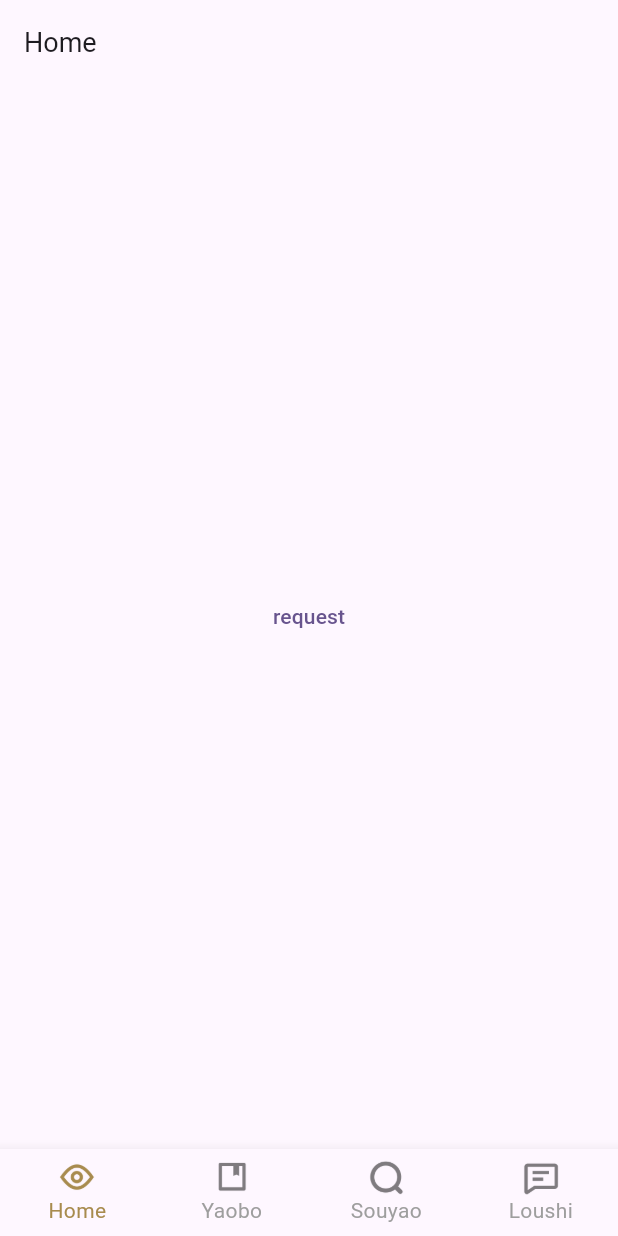
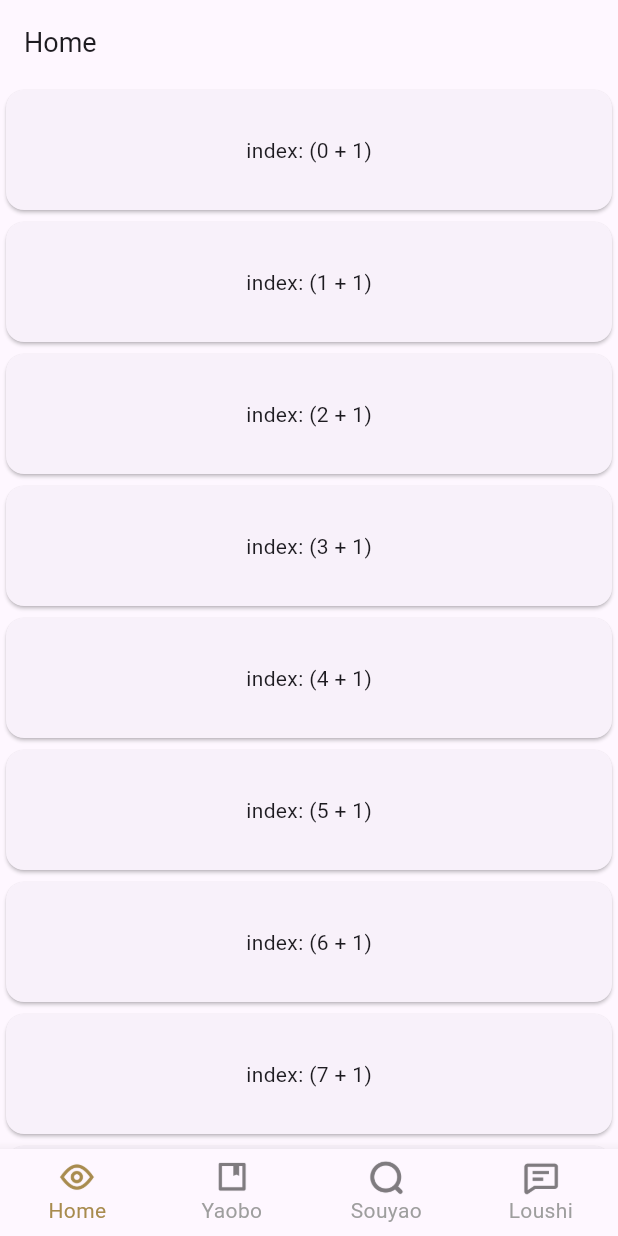
Before and after one commit to erduoniba/Yaoji, a Flutter app: the screen it shows after launch, on a phone screen of 412 x 824 dp. Run offline on Flutter 3.47's test engine with Material 2 defaults, Android fonts, the light colour scheme and no system bars; drawn by our look-alikes of easy_refresh; our stand-ins replace dio; generated files the repository leaves out were written again.

Commit message:
添加首页列表数据请求

```diff
--- a/lib/common/net/api.dart
+++ b/lib/common/net/api.dart
@@ -6,6 +6,11 @@ import 'package:flutter/material.dart';
 import 'package:yaoji/common/net/result_data.dart';
 import 'package:yaoji/common/net/response_interceptor.dart';
 import 'package:yaoji/common/net/net_code.dart';
+
+// 网络异常 The connection errored: Failed host lookup
+// 解决方案：
+// 1、尝试重启VSCode、删除App重新运行；
+// 2、手机重启网络
 
 final YJHttpManager httpManager = YJHttpManager();
 
@@ -44,6 +49,7 @@ class YJHttpManager {
           e.type == DioExceptionType.receiveTimeout) {
         errorResponse!.statusCode = Code.NETWORK_TIMEOUT;
       }
+      debugPrint("请求失败: ${e.message}");
       return ResultData(e.message, false, errorResponse?.statusCode);
     }
 
--- a/lib/pages/home/home.dart
+++ b/lib/pages/home/home.dart
@@ -4,7 +4,7 @@ import 'package:flutter_gen/gen_l10n/app_localizations.dart';
 import 'package:easy_refresh/easy_refresh.dart';
 import 'package:yaoji/common/widgets/list_header.dart';
 import 'package:yaoji/pages/home/models/home_model.dart';
-import 'package:yaoji/pages/home/requests/home_data.dart';
+import 'package:yaoji/pages/home/requests/home_request.dart';
 
 class YJHomePage extends StatefulWidget {
   const YJHomePage({super.key});
@@ -16,6 +16,9 @@ class YJHomePage extends StatefulWidget {
 class _YJHomePageState extends State<YJHomePage> {
   int _count = 10;
   late EasyRefreshController _controller;
+  late AdvModel _advModel;
+  late List<HistoryItem> _list = [];
+  late int _pageNum = 1;
 
   @override
   void initState() {
@@ -32,13 +35,32 @@ class _YJHomePageState extends State<YJHomePage> {
     super.dispose();
   }
 
-  request() {
+  _refreshData() {
+    _pageNum = 1;
     HomeData.getHomeAdvData().then((res) {
-      print((res as AdvModel).description());
+      if (res is AdvModel) {
+        _advModel = res;
+      }
+    });
+    HomeData.getHomeListData().then((res) {
+      if (res is HistoryModel) {
+        _list = res.list;
+        debugPrint(res.description());
+      }
     });
   }
 
-  Widget homeListView() {
+  _loadMoreData() {
+    _pageNum++;
+    HomeData.getHomeListData(page_num: _pageNum).then((res) {
+      if (res is HistoryModel) {
+        debugPrint(res.description());
+        _list.addAll(res.list);
+      }
+    });
+  }
+
+  Widget _homeListView() {
     return EasyRefresh(
       controller: _controller,
       header: YJListHeader.listHeader(),
@@ -54,17 +76,19 @@ class _YJHomePageState extends State<YJHomePage> {
         _controller.finishRefresh();
         _controller.resetFooter();
 
-        request();
+        _refreshData();
       },
       onLoad: () async {
         await Future.delayed(Duration(seconds: 1));
         if (!mounted) {
           return;
         }
+        _loadMoreData();
+
         setState(() {
           _count += 6;
         });
-        if (_count > 20) {
+        if (_list.length > 100) {
           _controller.finishLoad(IndicatorResult.noMore);
         } else {
           _controller.finishLoad(IndicatorResult.success);
@@ -85,18 +109,6 @@ class _YJHomePageState extends State<YJHomePage> {
     );
   }
 
-  Widget testView() {
-    return Container(
-      alignment: Alignment.center,
-      child: TextButton(
-        child: const Text('request'),
-        onPressed: () {
-          request();
-        },
-      ),
-    );
-  }
-
   @override
   Widget build(BuildContext context) {
     final local = AppLocalizations.of(context);
@@ -110,7 +122,19 @@ class _YJHomePageState extends State<YJHomePage> {
         ),
       ),
       // body: homeListView(),
-      body: testView(),
+      body: _homeListView(),
+    );
+  }
+
+  Widget testView() {
+    return Container(
+      alignment: Alignment.center,
+      child: TextButton(
+        child: const Text('request'),
+        onPressed: () {
+          _refreshData();
+        },
+      ),
     );
   }
 }
--- a/lib/pages/home/models/home_model.dart
+++ b/lib/pages/home/models/home_model.dart
@@ -6,6 +6,7 @@ import 'package:json_annotation/json_annotation.dart';
 // build_runner 自动生成的
 part 'home_model.g.dart';
 
+// 首页广告数据
 @JsonSerializable()
 class AdvItem {
   // API 返回带有 蛇形命名方式 的对象，并且你想要在你的模型里使用
@@ -37,8 +38,66 @@ class AdvModel {
   Map<String, dynamic> toJson() => _$AdvModelToJson(this);
 
   description() {
-    for (var item in this.list) {
+    for (var item in list) {
       debugPrint('title: ${item.title}');
     }
   }
 }
+
+// 首页列表数据
+@JsonSerializable()
+class HistoryItem {
+  // API 返回带有 蛇形命名方式 的对象，并且你想要在你的模型里使用
+  // 小驼峰 的命名方式，你可以使用带有一个 name 参数的 @JsonKey 注解
+  @JsonKey(name: 'cover_img')
+  String? coverImg;
+
+  String? brief;
+  int? category;
+  String? date;
+
+  @JsonKey(name: 'date_nl')
+  String? dateNl;
+  @JsonKey(name: 'date_normal')
+  String? dateNormal;
+  @JsonKey(name: 'date_traditional')
+  String? dateTraditional;
+  @JsonKey(name: 'date_year')
+  String? dateYear;
+
+  int id;
+  String? title;
+
+  HistoryItem(
+    this.coverImg,
+    this.brief,
+    this.category,
+    this.date,
+    this.dateNl,
+    this.dateNormal,
+    this.dateTraditional,
+    this.dateYear,
+    this.id,
+    this.title,
+  );
+
+  factory HistoryItem.fromJson(Map<String, dynamic> json) =>
+      _$HistoryItemFromJson(json);
+  Map<String, dynamic> toJson() => _$HistoryItemToJson(this);
+}
+
+@JsonSerializable()
+class HistoryModel {
+  List<HistoryItem> list;
+  HistoryModel(this.list);
+
+  factory HistoryModel.fromJson(Map<String, dynamic> json) =>
+      _$HistoryModelFromJson(json);
+  Map<String, dynamic> toJson() => _$HistoryModelToJson(this);
+
+  description() {
+    for (var item in list) {
+      debugPrint('title: ${item.title}');
+    }
+  }
+}
```
Also changed, not shown: lib/pages/home/requests/home_request.dart (renamed from lib/pages/home/requests/home_data.dart, +21 -5 lines), lib/pages/home/models/home_model.g.dart.
